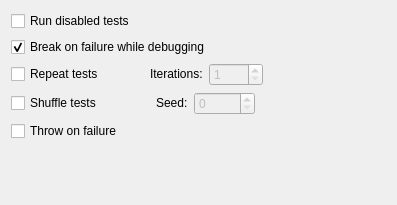
qt-creator/qt-creator, file src/plugins/autotest/gtest/gtestsettingspage.ui: the form before one commit.
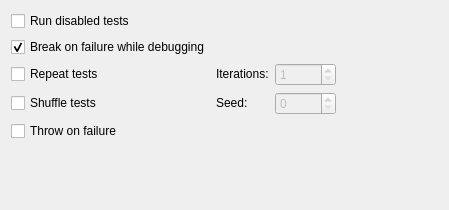
The form after the commit.

Commit message: AutoTest: Polish framework settingspages

```diff
--- a/src/plugins/autotest/gtest/gtestsettingspage.ui
+++ b/src/plugins/autotest/gtest/gtestsettingspage.ui
@@ -6,8 +6,8 @@
    <rect>
     <x>0</x>
     <y>0</y>
-    <width>397</width>
-    <height>205</height>
+    <width>449</width>
+    <height>210</height>
    </rect>
   </property>
   <property name="windowTitle">
@@ -17,31 +17,64 @@
    <item>
     <layout class="QVBoxLayout" name="verticalLayout">
      <item>
-      <widget class="QCheckBox" name="runDisabledGTestsCB">
-       <property name="toolTip">
-        <string>Executes disabled tests when performing a test run.</string>
-       </property>
-       <property name="text">
-        <string>Run disabled tests</string>
-       </property>
-      </widget>
-     </item>
-     <item>
-      <widget class="QCheckBox" name="breakOnFailureCB">
-       <property name="toolTip">
-        <string>Turn failures into debugger breakpoints.</string>
-       </property>
-       <property name="text">
-        <string>Break on failure while debugging</string>
-       </property>
-       <property name="checked">
-        <bool>true</bool>
-       </property>
-      </widget>
-     </item>
-     <item>
-      <layout class="QHBoxLayout" name="horizontalLayout_2">
-       <item>
+      <layout class="QGridLayout" name="gridLayout">
+       <item row="1" column="0">
+        <widget class="QCheckBox" name="breakOnFailureCB">
+         <property name="toolTip">
+          <string>Turn failures into debugger breakpoints.</string>
+         </property>
+         <property name="text">
+          <string>Break on failure while debugging</string>
+         </property>
+         <property name="checked">
+          <bool>true</bool>
+         </property>
+        </widget>
+       </item>
+       <item row="0" column="0">
+        <widget class="QCheckBox" name="runDisabledGTestsCB">
+         <property name="toolTip">
+          <string>Executes disabled tests when performing a test run.</string>
+         </property>
+         <property name="text">
+          <string>Run disabled tests</string>
+         </property>
+        </widget>
+       </item>
+       <item row="4" column="0">
+        <widget class="QCheckBox" name="throwOnFailureCB">
+         <property name="toolTip">
+          <string>Turn assertion failures into C++ exceptions.</string>
+         </property>
+         <property name="text">
+          <string>Throw on failure</string>
+         </property>
+        </widget>
+       </item>
+       <item row="2" column="1">
+        <widget class="QLabel" name="label">
+         <property name="sizePolicy">
+          <sizepolicy hsizetype="Minimum" vsizetype="Fixed">
+           <horstretch>0</horstretch>
+           <verstretch>0</verstretch>
+          </sizepolicy>
+         </property>
+         <property name="text">
+          <string>Iterations:</string>
+         </property>
+        </widget>
+       </item>
+       <item row="3" column="0">
+        <widget class="QCheckBox" name="shuffleGTestsCB">
+         <property name="toolTip">
+          <string>Shuffle tests automatically on every iteration by the given seed.</string>
+         </property>
+         <property name="text">
+          <string>Shuffle tests</string>
+         </property>
+        </widget>
+       </item>
+       <item row="2" column="0">
         <widget class="QCheckBox" name="repeatGTestsCB">
          <property name="toolTip">
           <string>Repeats a test run (you might be required to increase the timeout to avoid canceling the tests).</string>
@@ -51,33 +84,7 @@
          </property>
         </widget>
        </item>
-       <item>
-        <spacer name="horizontalSpacer_2">
-         <property name="orientation">
-          <enum>Qt::Horizontal</enum>
-         </property>
-         <property name="sizeHint" stdset="0">
-          <size>
-           <width>40</width>
-           <height>20</height>
-          </size>
-         </property>
-        </spacer>
-       </item>
-       <item>
-        <widget class="QLabel" name="label">
-         <property name="sizePolicy">
-          <sizepolicy hsizetype="Preferred" vsizetype="Fixed">
-           <horstretch>0</horstretch>
-           <verstretch>0</verstretch>
-          </sizepolicy>
-         </property>
-         <property name="text">
-          <string>Iterations:</string>
-         </property>
-        </widget>
-       </item>
-       <item>
+       <item row="2" column="2">
         <widget class="QSpinBox" name="repetitionSpin">
          <property name="enabled">
           <bool>false</bool>
@@ -90,50 +97,10 @@
          </property>
         </widget>
        </item>
-       <item>
-        <spacer name="horizontalSpacer_3">
-         <property name="orientation">
-          <enum>Qt::Horizontal</enum>
-         </property>
-         <property name="sizeHint" stdset="0">
-          <size>
-           <width>40</width>
-           <height>20</height>
-          </size>
-         </property>
-        </spacer>
-       </item>
-      </layout>
-     </item>
-     <item>
-      <layout class="QHBoxLayout" name="horizontalLayout_6">
-       <item>
-        <widget class="QCheckBox" name="shuffleGTestsCB">
-         <property name="toolTip">
-          <string>Shuffle tests automatically on every iteration by the given seed.</string>
-         </property>
-         <property name="text">
-          <string>Shuffle tests</string>
-         </property>
-        </widget>
-       </item>
-       <item>
-        <spacer name="horizontalSpacer_5">
-         <property name="orientation">
-          <enum>Qt::Horizontal</enum>
-         </property>
-         <property name="sizeHint" stdset="0">
-          <size>
-           <width>40</width>
-           <height>20</height>
-          </size>
-         </property>
-        </spacer>
-       </item>
-       <item>
+       <item row="3" column="1">
         <widget class="QLabel" name="label_2">
          <property name="sizePolicy">
-          <sizepolicy hsizetype="Preferred" vsizetype="Fixed">
+          <sizepolicy hsizetype="Minimum" vsizetype="Fixed">
            <horstretch>0</horstretch>
            <verstretch>0</verstretch>
           </sizepolicy>
@@ -143,7 +110,7 @@
          </property>
         </widget>
        </item>
-       <item>
+       <item row="3" column="2">
         <widget class="QSpinBox" name="seedSpin">
          <property name="enabled">
           <bool>false</bool>
@@ -159,31 +126,8 @@
          </property>
         </widget>
        </item>
-       <item>
-        <spacer name="horizontalSpacer_4">
-         <property name="orientation">
-          <enum>Qt::Horizontal</enum>
-         </property>
-         <property name="sizeHint" stdset="0">
-          <size>
-           <width>40</width>
-           <height>20</height>
-          </size>
-         </property>
-        </spacer>
-       </item>
       </layout>
      </item>
-     <item>
-      <widget class="QCheckBox" name="throwOnFailureCB">
-       <property name="toolTip">
-        <string>Turn assertion failures into C++ exceptions.</string>
-       </property>
-       <property name="text">
-        <string>Throw on failure</string>
-       </property>
-      </widget>
-     </item>
      <item>
       <spacer name="verticalSpacer">
        <property name="orientation">
```
The commit also changes 1 other file.
